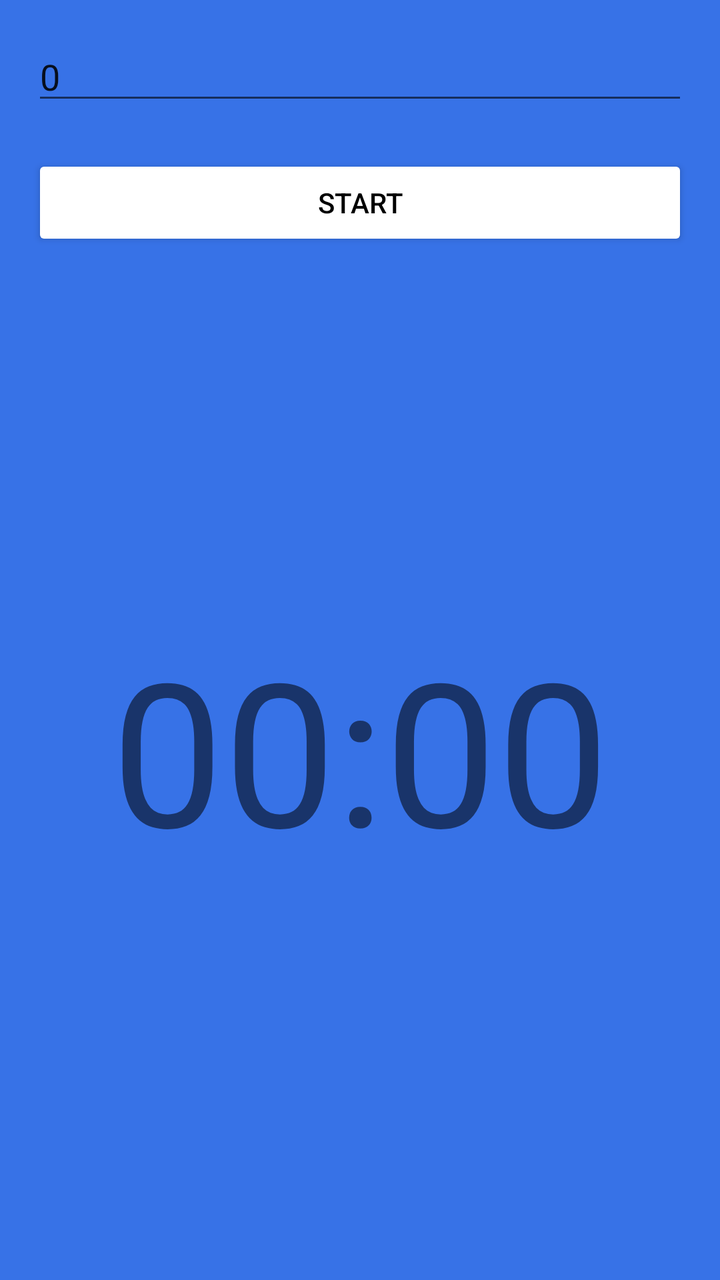
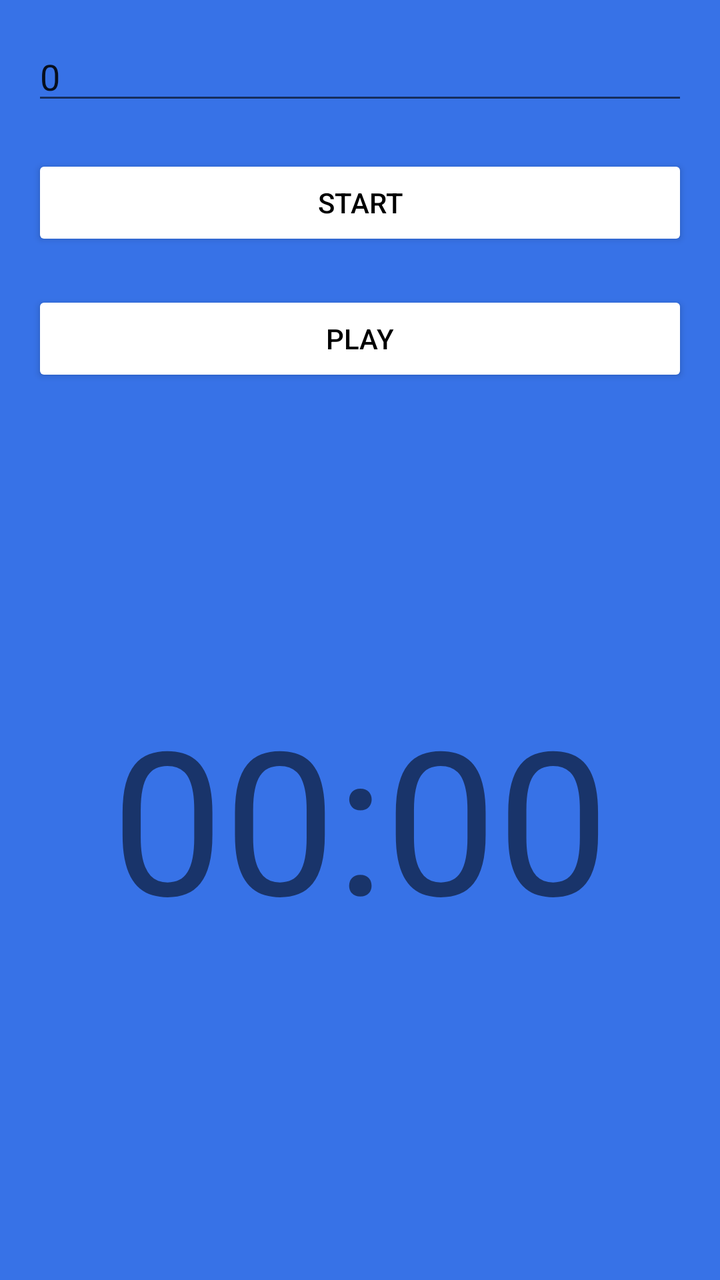

Two renders of the same Android screen: before a commit and after it. Below are the layout's source before the change and the commit's diff.
<!-- AndroidManifest.xml: application theme Base.Theme.PlayListMarket -->
<!-- res/layout/activity_test.xml -->
<?xml version="1.0" encoding="utf-8"?>
<LinearLayout xmlns:android="http://schemas.android.com/apk/res/android"
    android:id="@+id/main"
    android:layout_width="match_parent"
    android:layout_height="match_parent"
    android:orientation="vertical"
    android:padding="16dp">

    <EditText
        android:id="@+id/editTextTotalTime"
        android:layout_width="match_parent"
        android:layout_height="wrap_content"
        android:text="0" />

    <Button
        android:id="@+id/buttonStart"
        android:layout_width="match_parent"
        android:layout_height="wrap_content"
        android:layout_marginTop="20dp"
        android:backgroundTint="@color/yp_white"
        android:textColor="@color/black"
        android:text="Start" />

    <TextView
        android:id="@+id/textViewCurrentTime"
        android:layout_width="match_parent"
        android:layout_height="match_parent"
        android:gravity="center"
        android:textSize="100dp"
        android:text="00:00"/>

</LinearLayout>
<!-- resources referenced by this layout -->
<resources>
  <color name="black">#000000</color>
  <color name="yp_white">#FFFFFF</color>
  <style name="Base.Theme.PlayListMarket" parent="Theme.MaterialComponents.DayNight.NoActionBar">
          
          <item name="colorPrimary">@color/primary_color_for_app</item>
          <item name="colorPrimaryVariant">@color/primary_variant_color_for_app</item>
          <item name="colorOnPrimary">@color/color_on_primary_for_app</item>
          
          <item name="colorSecondary">@color/secondary_color_for_app</item>
          <item name="colorSecondaryVariant">@color/secondary_variant_color_for_app</item>
          <item name="colorOnSecondary">@color/color_on_secondary_for_app</item>
          
          <item name="android:windowBackground">?attr/colorPrimary</item>
          <item name="android:colorBackground">?attr/colorPrimary</item>
          
      </style>
  <color name="primary_color_for_app">@color/yp_blue</color>
  <color name="primary_variant_color_for_app">@color/yellow</color>
  <color name="color_on_primary_for_app">@color/yp_white</color>
  <color name="secondary_color_for_app">@color/yp_white</color>
  <color name="secondary_variant_color_for_app">@color/yp_gray_light</color>
  <color name="color_on_secondary_for_app">@color/yp_black</color>
  <color name="yp_blue">#3772E7</color>
  <color name="yellow">#FFD700</color>
  <color name="yp_gray_light">#E6E8EB</color>
  <color name="yp_black">#1A1B22</color>
</resources>

<!-- the commit's change to res/layout/activity_test.xml (unified diff, before → after) -->
@@ -21,6 +21,16 @@
         android:textColor="@color/black"
         android:text="Start" />
 
+    <Button
+        android:id="@+id/buttonPlayer"
+        android:layout_width="match_parent"
+        android:layout_height="wrap_content"
+        android:layout_marginTop="20dp"
+        android:backgroundTint="@color/yp_white"
+        android:textColor="@color/black"
+        android:text="Play"
+        />
+
     <TextView
         android:id="@+id/textViewCurrentTime"
         android:layout_width="match_parent"
